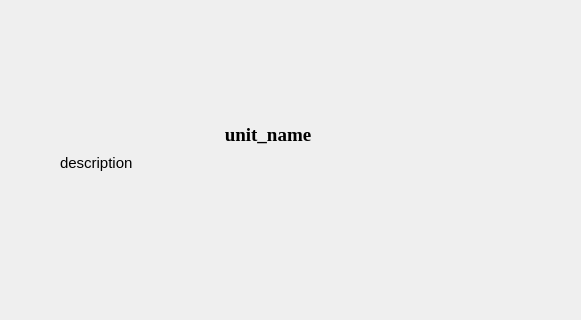
Old version of the form client_dir/unit_details.ui in the repository Erepb-89/disciples_mobile; both pictures show x 0 to 581 and y 506 to 826 of the 914 by 826 pixel window.
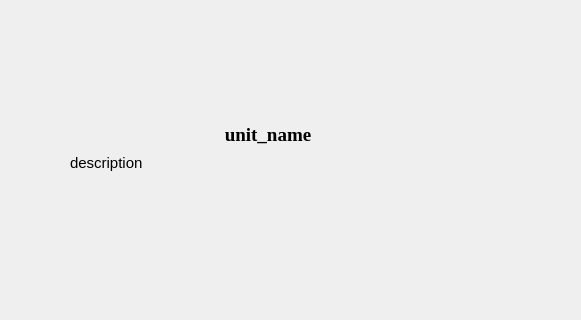
New version of the form.

The edit to the form file:
```diff
--- a/client_dir/unit_details.ui
+++ b/client_dir/unit_details.ui
@@ -378,7 +378,7 @@
   <widget class="QLabel" name="description">
    <property name="geometry">
     <rect>
-     <x>60</x>
+     <x>70</x>
      <y>660</y>
      <width>411</width>
      <height>111</height>
```
